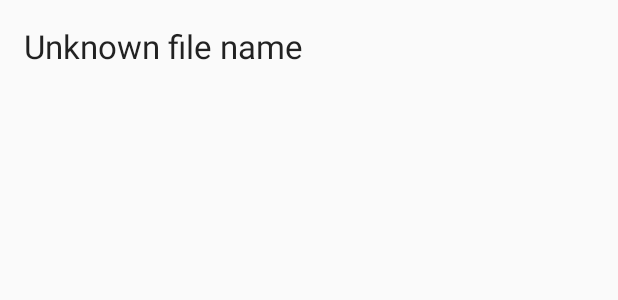
After one commit to ptato/dbbbbb, an Android app: the layout entry_file.xml on its own in the app's theme, with its tools: preview values and no code run, on a phone screen of 412 x 824 dp. The commit adds this screen. Shown: the top 300 px of the screen. Run offline under Robolectric (Android 15) with nearby library versions, the light colour scheme and no system bars.

Commit message:
Define initial layout for browsing files

```diff
--- a/Client/Android/app/build.gradle
+++ b/Client/Android/app/build.gradle
@@ -22,4 +22,5 @@ dependencies {
     implementation fileTree(dir: 'libs', include: ['*.jar'])
     implementation 'com.android.support:appcompat-v7:28.0.0'
     implementation 'com.android.support.constraint:constraint-layout:1.1.3'
+    implementation 'com.android.support:recyclerview-v7:28.0.0'
 }
--- /dev/null
+++ b/Client/Android/app/src/main/res/layout/entry_file.xml
@@ -0,0 +1,22 @@
+<?xml version="1.0" encoding="utf-8"?>
+<android.support.constraint.ConstraintLayout xmlns:android="http://schemas.android.com/apk/res/android"
+    xmlns:app="http://schemas.android.com/apk/res-auto"
+    xmlns:tools="http://schemas.android.com/tools"
+    android:layout_width="match_parent"
+    android:layout_height="match_parent">
+
+    <TextView
+        android:id="@+id/label_file_name"
+        android:layout_width="0dp"
+        android:layout_height="wrap_content"
+        android:layout_marginStart="16dp"
+        android:layout_marginLeft="16dp"
+        android:layout_marginTop="16dp"
+        android:layout_marginEnd="16dp"
+        android:layout_marginRight="16dp"
+        android:text="@string/file_name_label_default"
+        android:textAppearance="@style/TextAppearance.AppCompat.Large"
+        app:layout_constraintEnd_toEndOf="parent"
+        app:layout_constraintStart_toStartOf="parent"
+        app:layout_constraintTop_toTopOf="parent" />
+</android.support.constraint.ConstraintLayout>
--- a/Client/Android/app/src/main/res/values/strings.xml
+++ b/Client/Android/app/src/main/res/values/strings.xml
@@ -5,4 +5,5 @@
     <string name="port_input_label">Port</string>
     <string name="user_input_label">User</string>
     <string name="pass_input_label">Pass</string>
+    <string name="file_name_label_default">Unknown file name</string>
 </resources>
```
Also changed, not shown: Client/Android/app/src/main/res/layout/activity_browse_files.xml (added, +11 -0 lines).
